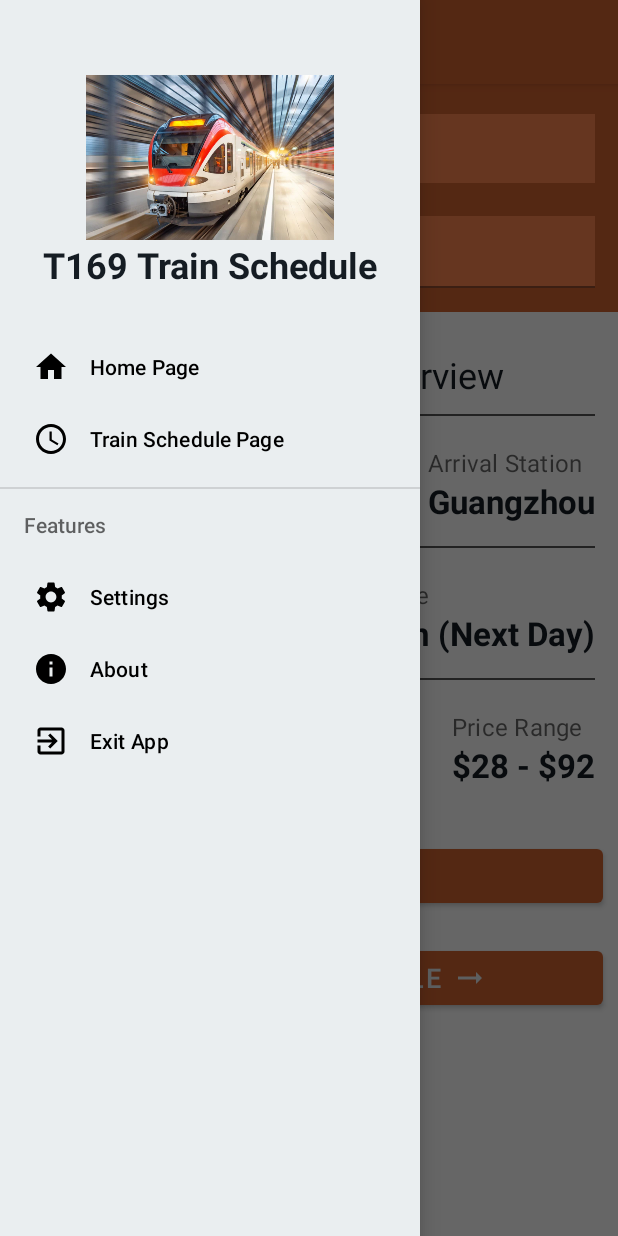
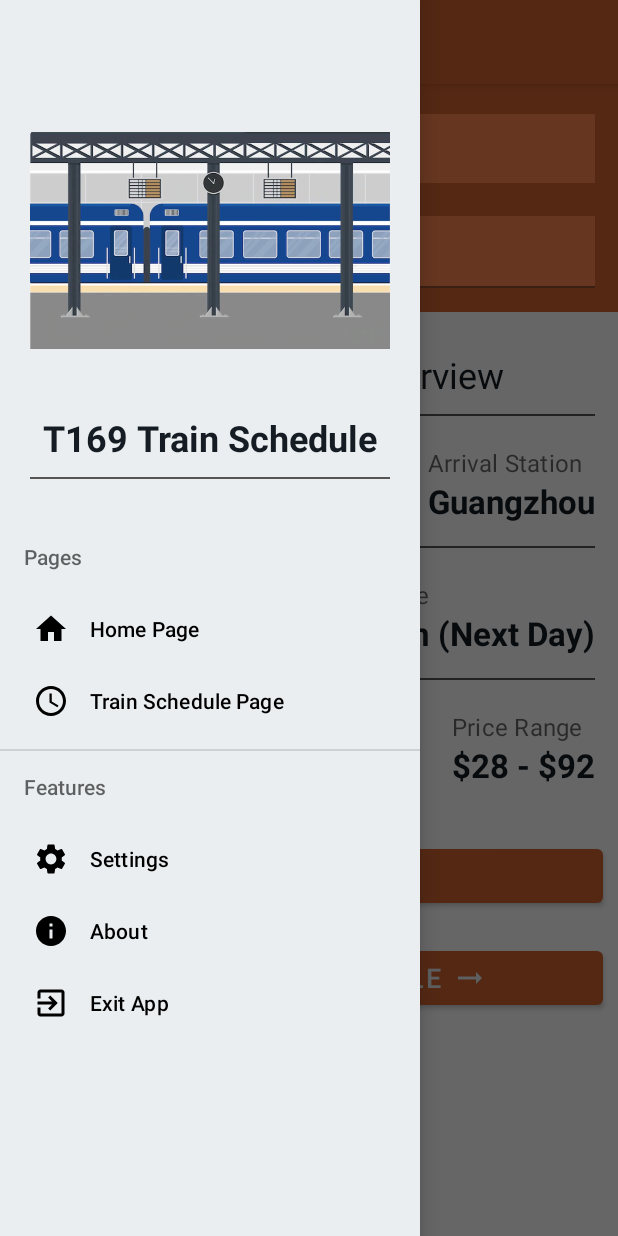
Before and after one commit to Davidson015/T169TrainScheduleApp, an Android app: the screen it shows after launch (HomeActivity), with the side drawer open, on a phone screen of 412 x 824 dp. Run offline under Robolectric (Android 15) with nearby library versions, the phone set to English and light mode, and no system bars.

Commit message:
Refactor: Remodeling the Navigation Drawer

```diff
--- a/app/src/main/res/layout/nav_header.xml
+++ b/app/src/main/res/layout/nav_header.xml
@@ -11,17 +11,24 @@
     <ImageView
         android:id="@+id/nav_image"
         android:layout_width="match_parent"
-        android:layout_height="110sp"
-        android:layout_marginTop="30sp"
-        android:src="@drawable/train2" />
+        android:layout_height="250sp"
+        android:layout_marginTop="15sp"
+        android:src="@drawable/station" />
 
     <TextView
         android:layout_width="match_parent"
         android:layout_height="wrap_content"
         android:text="@string/title"
         android:textAlignment="center"
+        android:layout_marginTop="-10sp"
         android:textColor="@color/text_dark"
         android:textSize="24sp"
         android:textStyle="bold" />
 
+    <View
+        android:layout_width="match_parent"
+        android:layout_height="1dp"
+        android:background="@color/sp_text"
+        android:layout_marginTop="10dp"/>
+
 </LinearLayout>
--- a/app/src/main/res/menu/menu_drawer.xml
+++ b/app/src/main/res/menu/menu_drawer.xml
@@ -2,6 +2,8 @@
     xmlns:tools="http://schemas.android.com/tools"
     tools:showIn="navigation_view">
 
+    <item android:title="Pages">
+        <menu>
             <group android:checkableBehavior="single">
                 <item
                     android:id="@+id/home"
@@ -13,6 +15,8 @@
                     android:icon="@drawable/ic_baseline_schedule_24"
                     android:title="@string/action_schedules"/>
             </group>
+        </menu>
+    </item>
 
     <item android:title="@string/features">
         <menu>
```
Lines whose indentation alone changed are shown as unchanged.
